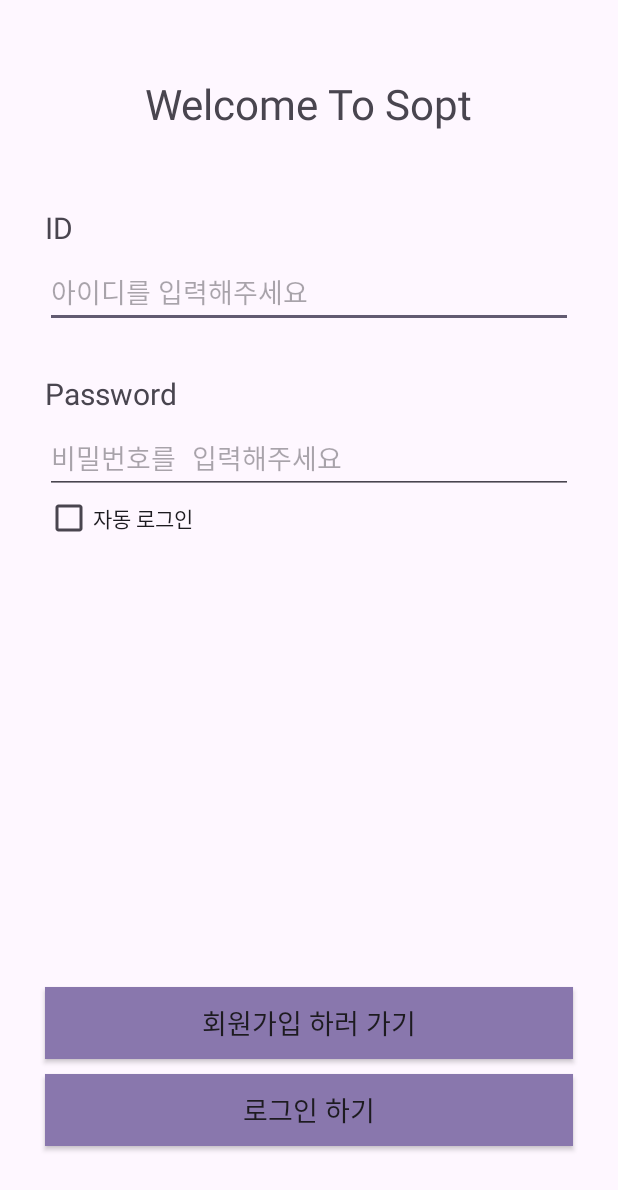
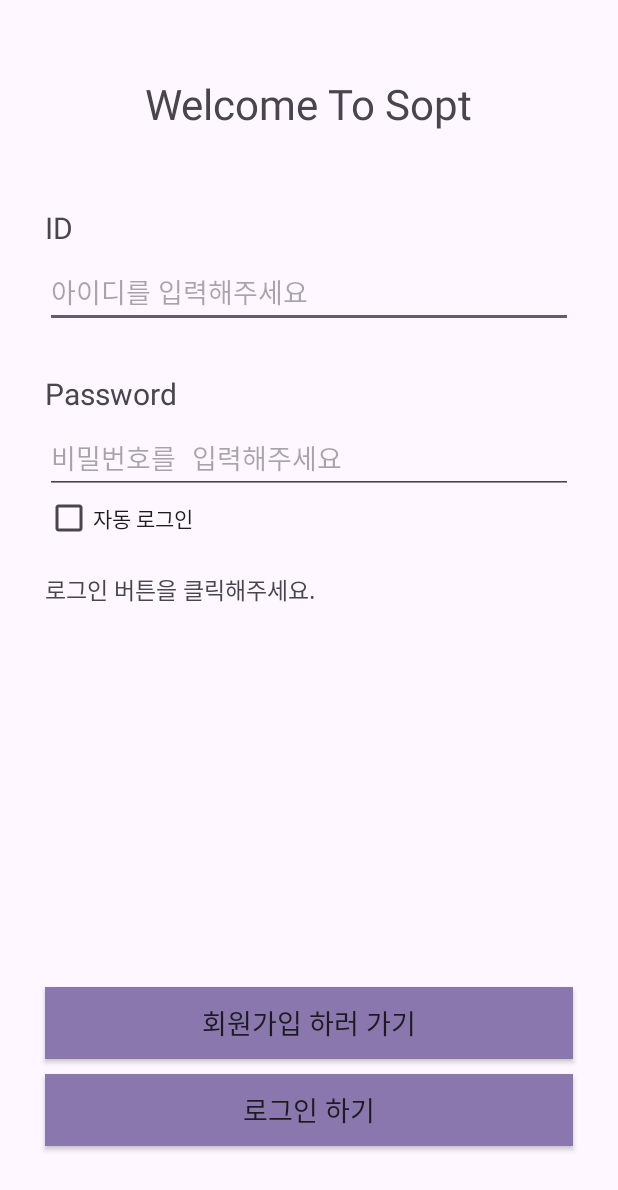
Before and after one commit to DO-SOPT-ANDROID/yuri-kang, an Android app: the screen it shows after launch (LoginActivity), on a phone screen of 412 x 824 dp. Shown: the top 1190 px of the screen. Run offline under Robolectric (Android 15) with nearby library versions, the phone set to English and light mode, and no system bars; our stand-ins replace data binding.

Commit message:
[MOD/#16] 데이터 바인딩 실습

```diff
--- a/app/build.gradle
+++ b/app/build.gradle
@@ -38,11 +38,11 @@ android {
     kotlinOptions {
         jvmTarget = '11'
     }
-    viewBinding {
-        enable = true
-    }
+
     buildFeatures {
         buildConfig true
+        dataBinding true
+        viewBinding true
     }
 }
 
--- a/app/src/main/java/org/sopt/dosopttemplate/presentation/auth/LoginActivity.kt
+++ b/app/src/main/java/org/sopt/dosopttemplate/presentation/auth/LoginActivity.kt
@@ -23,6 +23,10 @@ class LoginActivity : AppCompatActivity() {
         super.onCreate(savedInstanceState)
         setContentView(binding.root)
 
+        // DataBinding을 사용하기 위함
+        binding.lifecycleOwner = this
+        binding.viewModel = loginViewModel
+
         // 자동 로그인으로 저장된 유저 정보
         val spUser = UserSharedPreferences.getUser(this)
 
@@ -35,10 +39,7 @@ class LoginActivity : AppCompatActivity() {
         }
 
         // 회원가입 하러 가기
-        binding.btnSignupSignup.setOnClickListener {
-            val intent = Intent(this, SignUpActivity::class.java)
-            startActivity(intent)
-        }
+        setSignupClickListener()
 
         // 로그인 하기
         binding.btnLoginLogin.setOnClickListener {
@@ -76,6 +77,13 @@ class LoginActivity : AppCompatActivity() {
         backPressedUtil.BackButton()
     }
 
+    private fun setSignupClickListener() {
+        binding.btnSignupSignup.setOnClickListener {
+            val intent = Intent(this, SignUpActivity::class.java)
+            startActivity(intent)
+        }
+    }
+
     override fun dispatchTouchEvent(ev: MotionEvent?): Boolean {
         hideKeyboard(currentFocus ?: View(this))
         return super.dispatchTouchEvent(ev)
--- a/app/src/main/java/org/sopt/dosopttemplate/presentation/auth/LoginViewModel.kt
+++ b/app/src/main/java/org/sopt/dosopttemplate/presentation/auth/LoginViewModel.kt
@@ -14,8 +14,10 @@ import retrofit2.Call
 import retrofit2.Response
 
 class LoginViewModel : ViewModel() {
-    private val _loginResult = MutableLiveData<Boolean>()
-    val loginResult: LiveData<Boolean> get() = _loginResult
+    private val _loginResult = MutableLiveData<Boolean>() // 외부에 공개하지 않는, 비즈니스 로직에서는 private 변수를 사용한다.
+    val loginResult: LiveData<Boolean> get() = _loginResult // 내부에서 쓰는 변수에 할당, 내부 상태를 변경 가능, get 메서드가 라이브데이터 타입 반환
+
+    val isLoginButtonClicked = MutableLiveData<Boolean>()
 
     fun loginUser(inputId: String, inputPw: String, context: Context) {
 //        _loginResult.value =
@@ -53,6 +55,9 @@ class LoginViewModel : ViewModel() {
             })
     }
 
+    fun onClickLoginBtn() {
+        isLoginButtonClicked.value = true
+    }
     fun saveUserForAutoLogin(context: Context, signUpUser: User) {
         UserSharedPreferences.setUser(context, signUpUser)
     }
--- a/app/src/main/res/layout/activity_login.xml
+++ b/app/src/main/res/layout/activity_login.xml
@@ -1,7 +1,16 @@
 <?xml version="1.0" encoding="utf-8"?>
-<androidx.constraintlayout.widget.ConstraintLayout xmlns:android="http://schemas.android.com/apk/res/android"
+<layout xmlns:android="http://schemas.android.com/apk/res/android"
     xmlns:app="http://schemas.android.com/apk/res-auto"
-    xmlns:tools="http://schemas.android.com/tools"
+    xmlns:tools="http://schemas.android.com/tools">
+
+    <data>
+
+        <variable
+            name="viewModel"
+            type="org.sopt.dosopttemplate.presentation.auth.LoginViewModel" />
+    </data>
+
+    <androidx.constraintlayout.widget.ConstraintLayout
         android:layout_width="match_parent"
         android:layout_height="match_parent"
         tools:context=".presentation.auth.LoginActivity">
@@ -69,11 +78,23 @@
             android:id="@+id/cb_login_autologin"
             android:layout_width="0dp"
             android:layout_height="wrap_content"
+            android:layout_marginHorizontal="30dp"
             android:text="@string/cb_autologin"
             app:layout_constraintEnd_toEndOf="parent"
             app:layout_constraintStart_toStartOf="parent"
-        android:layout_marginHorizontal="30dp"
             app:layout_constraintTop_toBottomOf="@id/et_signup_pw" />
+
+        <TextView
+            android:layout_width="wrap_content"
+            android:layout_height="wrap_content"
+            android:layout_marginStart="30dp"
+            android:layout_marginTop="20dp"
+            android:text="@{viewModel.isLoginButtonClicked ? `로그인 버튼이 클릭되었습니다.` : `로그인 버튼을 클릭해주세요.`}"
+            android:textSize="15sp"
+            app:layout_constraintStart_toStartOf="parent"
+            app:layout_constraintTop_toBottomOf="@id/cb_login_autologin"
+
+            />
 
         <androidx.appcompat.widget.AppCompatButton
             android:id="@+id/btn_signup_signup"
@@ -98,6 +119,7 @@
             android:layout_marginBottom="60dp"
             android:background="#8977AD"
             android:gravity="center"
+            android:onClick="@{() -> viewModel.onClickLoginBtn()}"
             android:padding="10dp"
             android:text="@string/btn_login"
             android:textSize="18sp"
@@ -106,3 +128,4 @@
             app:layout_constraintStart_toStartOf="parent" />
 
     </androidx.constraintlayout.widget.ConstraintLayout>
+</layout>
```
Lines whose indentation alone changed are shown as unchanged.
